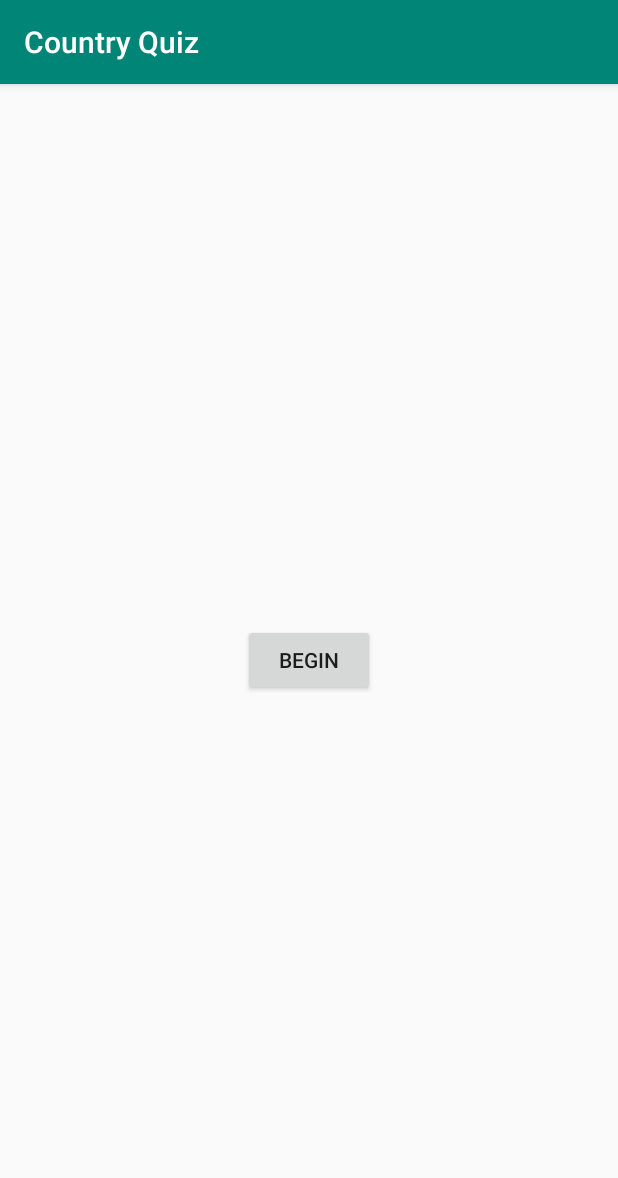
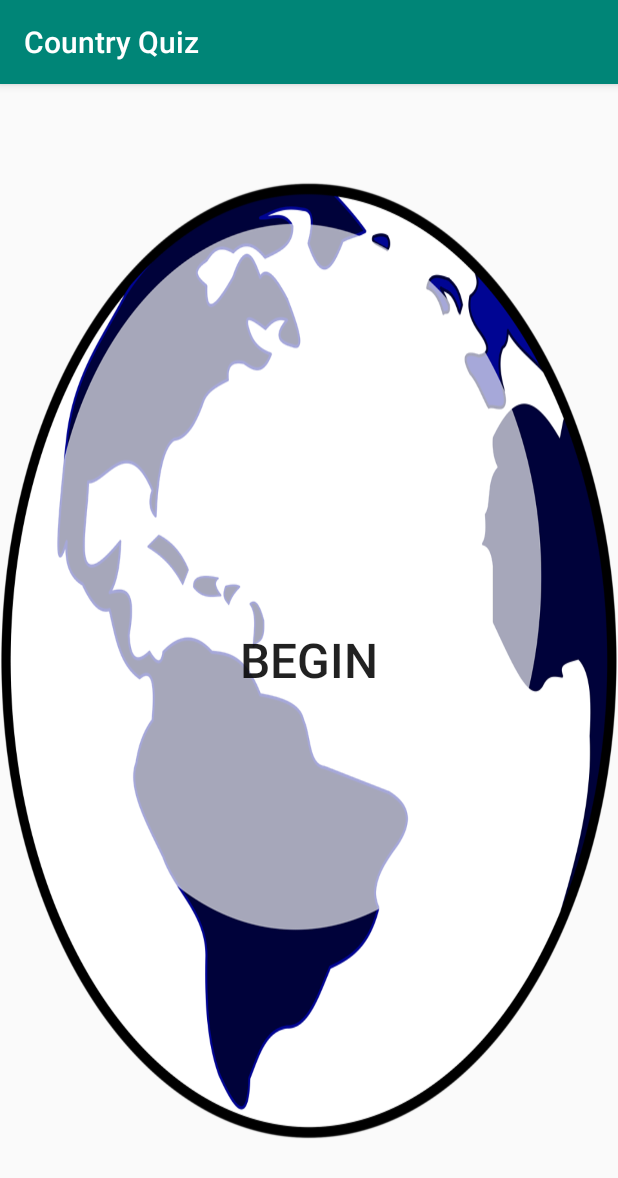
Before and after one commit to ths2129/InClassAssingment08_ThomasS, an Android app: the screen it shows after launch (MainActivity), on a phone screen of 412 x 824 dp. Shown: the top 1178 px of the screen. Run offline under Robolectric (Android 15) with nearby library versions, the phone set to English and light mode, and no system bars.

```diff
--- a/app/src/main/AndroidManifest.xml
+++ b/app/src/main/AndroidManifest.xml
@@ -9,8 +9,9 @@
         android:roundIcon="@mipmap/ic_launcher_round"
         android:supportsRtl="true"
         android:theme="@style/AppTheme">
-        <activity android:name=".MainPage"></activity>
-        <activity android:name=".MainActivity">
+        <activity android:name="com.example.inclassassignment08_thomass.MainPage"
+            android:label="Study Guide"></activity>
+        <activity android:name="com.example.inclassassignment08_thomass.MainActivity">
             <intent-filter>
                 <action android:name="android.intent.action.MAIN" />
 
--- a/app/src/main/java/com/example/inclassassingment08_thomass/Question.java
+++ b/app/src/main/java/com/example/inclassassignment08_thomass/Question.java
@@ -1,4 +1,4 @@
-package com.example.inclassassingment08_thomass;
+package com.example.inclassassignment08_thomass;
 
 
 public class Question {
@@ -47,7 +47,7 @@ public class Question {
     }
 
     public void setLink(int link) { //Toast!
-        this.link =  link;
+        this.link = link;
     }
 
     public Question(int location, int question, int photoId, int link, boolean answer) { //getters and setters
--- a/app/src/main/res/layout/activity_main.xml
+++ b/app/src/main/res/layout/activity_main.xml
@@ -2,15 +2,20 @@
 <LinearLayout xmlns:android="http://schemas.android.com/apk/res/android"
     xmlns:app="http://schemas.android.com/apk/res-auto"
     xmlns:tools="http://schemas.android.com/tools"
-    android:layout_width="match_parent"
-    android:layout_height="match_parent"
-    tools:context=".MainPage"
-    android:gravity="center">
+    android:layout_width="wrap_content"
+    android:layout_height="wrap_content"
+    tools:context="com.example.inclassassignment08_thomass.MainPage"
+    android:gravity="center"
+    android:layout_marginTop="64dp"
+    android:layout_marginBottom="64dp">
 
     <Button
-        android:layout_width="wrap_content"
-        android:layout_height="wrap_content"
+        android:layout_width="fill_parent"
+        android:layout_height="fill_parent"
         android:onClick="Start"
-        android:text="BEGIN"/>
+        android:background="@drawable/globe"
+        android:text="BEGIN"
+        android:textSize="32sp"
+        android:textAllCaps="true"/>
 
 </LinearLayout>
--- a/app/src/main/res/layout/activity_main_page.xml
+++ b/app/src/main/res/layout/activity_main_page.xml
@@ -5,7 +5,7 @@
     android:layout_width="match_parent"
     android:layout_height="match_parent"
     android:orientation="vertical"
-    tools:context=".MainActivity"
+    tools:context="com.example.inclassassignment08_thomass.MainActivity"
     >
 
     <android.support.v7.widget.RecyclerView
```
Also changed, not shown: app/src/main/java/com/example/inclassassignment08_thomass/MainActivity.java (renamed from app/src/main/java/com/example/inclassassingment08_thomass/MainActivity.java, +8 -8 lines), app/src/main/java/com/example/inclassassignment08_thomass/MainPage.java (renamed from app/src/main/java/com/example/inclassassingment08_thomass/MainPage.java, +9 -9 lines), app/src/main/java/com/example/inclassassignment08_thomass/QuestionViewHolder.java (renamed from app/src/main/java/com/example/inclassassingment08_thomass/QuestionViewHolder.java, +6 -13 lines), app/src/main/java/com/example/inclassassignment08_thomass/QuestionsAdapter.java (renamed from app/src/main/java/com/example/inclassassingment08_thomass/QuestionsAdapter.java, +9 -10 lines), app/src/main/res/drawable-v24/globe.png (added).
